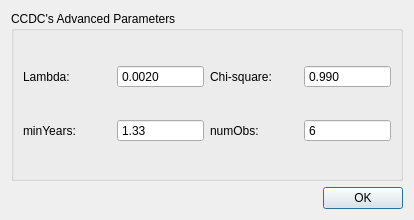
Qt form ui/advanced_settings.ui (SMByC/CCD-Plugin) before a commit.
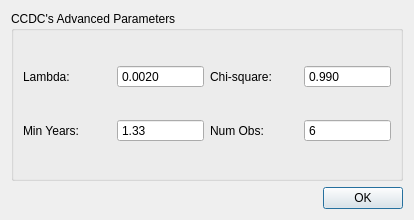
The same form after that commit.

The edit to the form file:
```diff
--- a/ui/advanced_settings.ui
+++ b/ui/advanced_settings.ui
@@ -69,7 +69,7 @@
       <item row="1" column="0">
        <widget class="QLabel" name="label_10">
         <property name="text">
-         <string>minYears:</string>
+         <string>Min Years:</string>
         </property>
        </widget>
       </item>
@@ -95,7 +95,7 @@
       <item row="1" column="2">
        <widget class="QLabel" name="label_11">
         <property name="text">
-         <string>numObs:</string>
+         <string>Num Obs:</string>
         </property>
        </widget>
       </item>
```
Left out of the diff: 8 changed lines with no effect on the pictures.
